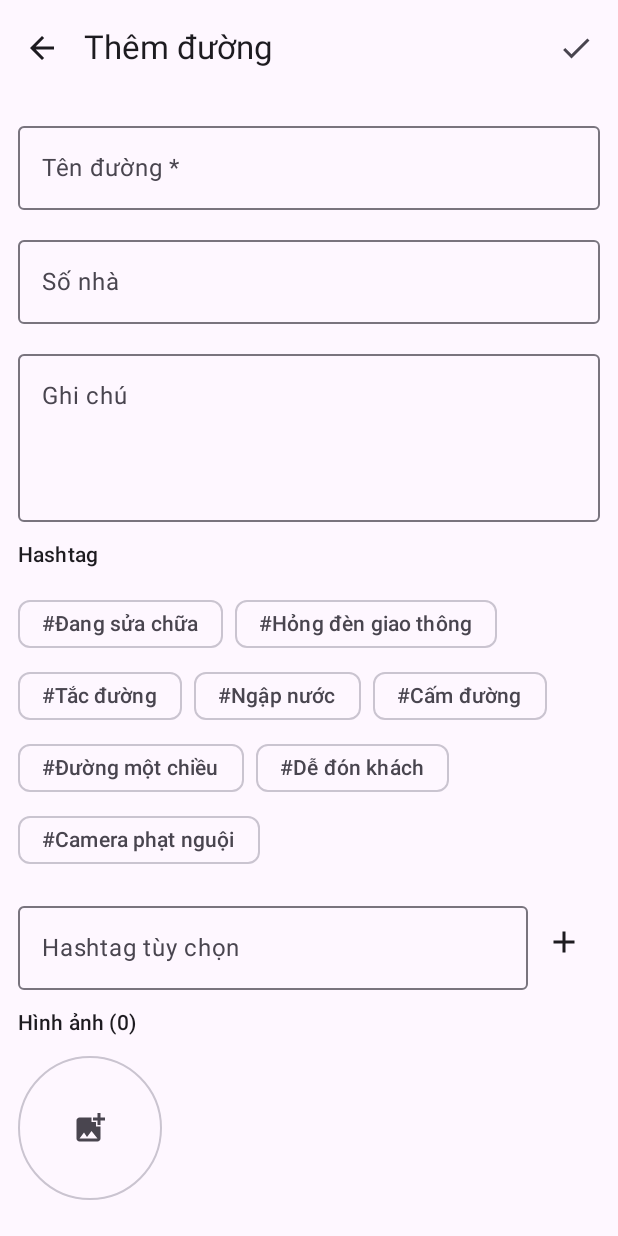
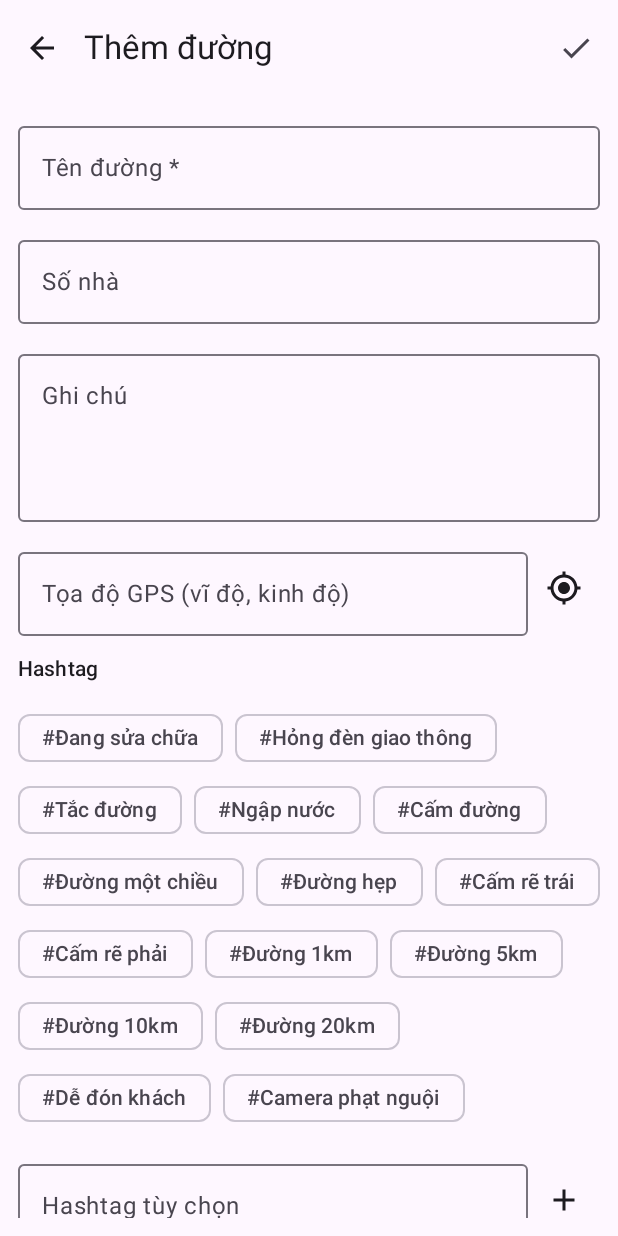
Before and after one commit to baclv14526-web/drivernotes, an Android app built with Jetpack Compose: the screen it shows after launch (MainActivity), after a tap on "Thêm", on a phone screen of 412 x 824 dp. Run offline under Robolectric (Android 15) with nearby library versions, the phone set to English and light mode, and no system bars; our stand-ins replace Room's generated code; pictures from the network do not load.

Commit message:
b 3
view ảnh, icon app, thêm hashtag

```diff
--- a/app/build.gradle.kts
+++ b/app/build.gradle.kts
@@ -44,4 +44,5 @@ dependencies {
     implementation("androidx.room:room-ktx:2.6.1")
     ksp("androidx.room:room-compiler:2.6.1")
     implementation("io.coil-kt:coil-compose:2.7.0")
+    implementation("com.google.android.gms:play-services-location:21.3.0")
 }
--- a/app/src/main/AndroidManifest.xml
+++ b/app/src/main/AndroidManifest.xml
@@ -1,6 +1,9 @@
 <?xml version="1.0" encoding="utf-8"?>
 <manifest xmlns:android="http://schemas.android.com/apk/res/android">
-    <application android:label="Sổ tay tài xế" android:theme="@android:style/Theme.Material.Light.NoActionBar">
+    <uses-permission android:name="android.permission.ACCESS_FINE_LOCATION"/>
+    <uses-permission android:name="android.permission.ACCESS_COARSE_LOCATION"/>
+    <application android:label="Sổ tay tài xế" android:icon="@mipmap/ic_launcher" android:roundIcon="@mipmap/ic_launcher"
+        android:theme="@style/Theme.DriverNotes">
         <activity android:name=".MainActivity" android:exported="true">
             <intent-filter>
                 <action android:name="android.intent.action.MAIN"/>
--- a/app/src/main/java/com/driver/notes/Data.kt
+++ b/app/src/main/java/com/driver/notes/Data.kt
@@ -2,6 +2,8 @@ package com.driver.notes
 
 import android.content.Context
 import androidx.room.*
+import androidx.room.migration.Migration
+import androidx.sqlite.db.SupportSQLiteDatabase
 import kotlinx.coroutines.flow.Flow
 
 @Entity
@@ -11,6 +13,8 @@ data class Street(
     val houseNumber: String = "",
     val note: String = "",
     val tags: String = "",              // các hashtag, ngăn cách bằng dấu phẩy
+    val lat: Double? = null,
+    val lng: Double? = null,
     val updatedAt: Long = System.currentTimeMillis()
 ) { fun tagList() = tags.split(",").filter { it.isNotBlank() } }
 
@@ -36,13 +40,20 @@ interface StreetDao {
     @Query("DELETE FROM StreetImage WHERE streetId=:id") suspend fun clearImages(id: Long)
 }
 
-@Database(entities = [Street::class, StreetImage::class], version = 1, exportSchema = false)
+val MIGRATION_1_2 = object : Migration(1, 2) {
+    override fun migrate(db: SupportSQLiteDatabase) {
+        db.execSQL("ALTER TABLE Street ADD COLUMN lat REAL")
+        db.execSQL("ALTER TABLE Street ADD COLUMN lng REAL")
+    }
+}
+
+@Database(entities = [Street::class, StreetImage::class], version = 2, exportSchema = false)
 abstract class AppDb : RoomDatabase() {
     abstract fun dao(): StreetDao
     companion object {
         @Volatile private var inst: AppDb? = null
         fun get(c: Context) = inst ?: synchronized(this) {
-            inst ?: Room.databaseBuilder(c.applicationContext, AppDb::class.java, "notes.db").build().also { inst = it }
+            inst ?: Room.databaseBuilder(c.applicationContext, AppDb::class.java, "notes.db").addMigrations(MIGRATION_1_2).build().also { inst = it }
         }
     }
 }
--- a/app/src/main/java/com/driver/notes/MainActivity.kt
+++ b/app/src/main/java/com/driver/notes/MainActivity.kt
@@ -1,6 +1,14 @@
 package com.driver.notes
 
+import android.Manifest
+import androidx.activity.enableEdgeToEdge
+import android.annotation.SuppressLint
 import android.os.Bundle
+import android.widget.Toast
+import androidx.compose.ui.platform.LocalContext
+import com.google.android.gms.location.LocationServices
+import com.google.android.gms.location.Priority
+import java.util.Locale
 import androidx.activity.ComponentActivity
 import androidx.activity.compose.*
 import androidx.activity.result.PickVisualMediaRequest
@@ -29,11 +37,18 @@ class MainActivity : ComponentActivity() {
     private val vm: MainViewModel by viewModels()
     override fun onCreate(savedInstanceState: Bundle?) {
         super.onCreate(savedInstanceState)
+        enableEdgeToEdge()
         setContent {
-            MaterialTheme {
+            var mode by rememberSaveable { mutableStateOf(getSharedPreferences("settings", MODE_PRIVATE).getInt("theme", 0)) }
+            AppTheme(mode) {
                 var editId by rememberSaveable { mutableStateOf<Long?>(null) } // null = danh sách, 0 = thêm mới
                 val cur = editId
-                if (cur == null) ListScreen(vm) { editId = it } else EditScreen(vm, cur) { editId = null }
+                val onTheme = {
+                    mode = (mode + 1) % 3
+                    getSharedPreferences("settings", MODE_PRIVATE).edit().putInt("theme", mode).apply()
+                    Toast.makeText(this@MainActivity, "Giao diện: " + listOf("Theo hệ thống", "Sáng", "Tối")[mode], Toast.LENGTH_SHORT).show()
+                }
+                if (cur == null) ListScreen(vm, mode, onTheme) { editId = it } else EditScreen(vm, cur) { editId = null }
             }
         }
     }
@@ -41,14 +56,20 @@ class MainActivity : ComponentActivity() {
 
 @OptIn(ExperimentalMaterial3Api::class, ExperimentalLayoutApi::class)
 @Composable
-fun ListScreen(vm: MainViewModel, open: (Long) -> Unit) {
+fun ListScreen(vm: MainViewModel, themeMode: Int, onTheme: () -> Unit, open: (Long) -> Unit) {
     val items by vm.items.collectAsStateWithLifecycle()
     val q by vm.query.collectAsStateWithLifecycle()
     val sort by vm.sort.collectAsStateWithLifecycle()
     val tag by vm.tagFilter.collectAsStateWithLifecycle()
     var menu by remember { mutableStateOf(false) }
+    val ctx = LocalContext.current
+    var viewer by remember { mutableStateOf<Pair<List<String>, Int>?>(null) }
+    viewer?.let { ImageViewer(it.first, it.second) { viewer = null } }
     Scaffold(
         topBar = { TopAppBar(title = { Text("Sổ tay tài xế") }, actions = {
+            IconButton(onTheme) {
+                Icon(when (themeMode) { 1 -> Icons.Default.LightMode; 2 -> Icons.Default.DarkMode; else -> Icons.Default.BrightnessAuto }, "Đổi giao diện")
+            }
             Box {
                 TextButton(onClick = { menu = true }) { Icon(Icons.Default.Sort, null); Spacer(Modifier.width(4.dp)); Text(sort.label) }
                 DropdownMenu(menu, { menu = false }) {
@@ -78,11 +99,15 @@ fun ListScreen(vm: MainViewModel, open: (Long) -> Unit) {
                                     Text(w.street.name, style = MaterialTheme.typography.titleMedium)
                                     if (w.street.houseNumber.isNotBlank()) Text("Số nhà: ${w.street.houseNumber}", style = MaterialTheme.typography.bodySmall)
                                 }
+                                val la = w.street.lat; val ln = w.street.lng
+                                if (la != null && ln != null) IconButton({ openMaps(ctx, la, ln, w.street.name) }) { Icon(Icons.Default.Map, "Mở Google Maps") }
                                 IconButton({ vm.delete(w) }) { Icon(Icons.Default.Delete, "Xóa") }
                             }
                             if (w.street.note.isNotBlank()) Text(w.street.note, maxLines = 2, style = MaterialTheme.typography.bodyMedium)
                             if (w.images.isNotEmpty()) LazyRow(horizontalArrangement = Arrangement.spacedBy(6.dp), modifier = Modifier.padding(top = 8.dp)) {
-                                items(w.images) { AsyncImage(it.path, null, Modifier.size(72.dp).clip(RoundedCornerShape(8.dp)), contentScale = ContentScale.Crop) }
+                                itemsIndexed(w.images) { i, im ->
+                                    AsyncImage(im.path, null, Modifier.size(72.dp).clip(RoundedCornerShape(8.dp)).clickable { viewer = w.images.map { it.path } to i }, contentScale = ContentScale.Crop)
+                                }
                             }
                             FlowRow(horizontalArrangement = Arrangement.spacedBy(6.dp)) {
                                 w.street.tagList().forEach { AssistChip({}, { Text("#$it") }) }
@@ -96,33 +121,68 @@ fun ListScreen(vm: MainViewModel, open: (Long) -> Unit) {
 }
 
 @OptIn(ExperimentalMaterial3Api::class, ExperimentalLayoutApi::class)
+@SuppressLint("MissingPermission")
 @Composable
 fun EditScreen(vm: MainViewModel, id: Long, close: () -> Unit) {
     var name by remember { mutableStateOf("") }
     var house by remember { mutableStateOf("") }
     var note by remember { mutableStateOf("") }
     var custom by remember { mutableStateOf("") }
+    var coord by remember { mutableStateOf("") }
+    var locating by remember { mutableStateOf(false) }
+    var viewer by remember { mutableStateOf<Pair<List<String>, Int>?>(null) }
+    val ctx = LocalContext.current
     val tags = remember { mutableStateListOf<String>() }
     val images = remember { mutableStateListOf<String>() }
     LaunchedEffect(id) {
         if (id > 0) vm.load(id)?.let { w ->
             name = w.street.name; house = w.street.houseNumber; note = w.street.note
+            val la = w.street.lat; val ln = w.street.lng
+            if (la != null && ln != null) coord = String.format(Locale.US, "%.6f, %.6f", la, ln)
             tags.addAll(w.street.tagList()); images.addAll(w.images.map { it.path })
         }
     }
     val picker = rememberLauncherForActivityResult(ActivityResultContracts.PickMultipleVisualMedia()) { uris ->
         images.addAll(uris.map { it.toString() })
     }
+    val locate = {
+        locating = true
+        LocationServices.getFusedLocationProviderClient(ctx)
+            .getCurrentLocation(Priority.PRIORITY_HIGH_ACCURACY, null)
+            .addOnSuccessListener { l ->
+                locating = false
+                if (l != null) coord = String.format(Locale.US, "%.6f, %.6f", l.latitude, l.longitude)
+                else Toast.makeText(ctx, "Chưa lấy được vị trí, hãy bật GPS", Toast.LENGTH_SHORT).show()
+            }
+            .addOnFailureListener { locating = false; Toast.makeText(ctx, "Lỗi lấy vị trí", Toast.LENGTH_SHORT).show() }
+    }
+    val permLauncher = rememberLauncherForActivityResult(ActivityResultContracts.RequestMultiplePermissions()) { r ->
+        if (r.values.any { it }) locate() else Toast.makeText(ctx, "Cần cấp quyền vị trí", Toast.LENGTH_SHORT).show()
+    }
+    val parsed = parseCoords(coord)
+    viewer?.let { ImageViewer(it.first, it.second) { viewer = null } }
     BackHandler(onBack = close)
     Scaffold(topBar = { TopAppBar(
         title = { Text(if (id > 0) "Sửa ghi chú" else "Thêm đường") },
         navigationIcon = { IconButton(close) { Icon(Icons.Default.ArrowBack, null) } },
-        actions = { IconButton({ if (name.isNotBlank()) vm.save(id, name, house, note, tags, images, close) }) { Icon(Icons.Default.Check, "Lưu") } }
+        actions = { IconButton({ if (name.isNotBlank() && (coord.isBlank() || parsed != null)) vm.save(id, name, house, note, tags, parsed?.first, parsed?.second, images, close) }) { Icon(Icons.Default.Check, "Lưu") } }
     ) }) { pad ->
         Column(Modifier.padding(pad).padding(12.dp).verticalScroll(rememberScrollState()), verticalArrangement = Arrangement.spacedBy(12.dp)) {
             OutlinedTextField(name, { name = it }, Modifier.fillMaxWidth(), label = { Text("Tên đường *") }, singleLine = true)
             OutlinedTextField(house, { house = it }, Modifier.fillMaxWidth(), label = { Text("Số nhà") }, singleLine = true)
             OutlinedTextField(note, { note = it }, Modifier.fillMaxWidth().heightIn(min = 120.dp), label = { Text("Ghi chú") })
+
+            Row(verticalAlignment = Alignment.CenterVertically) {
+                OutlinedTextField(coord, { coord = it }, Modifier.weight(1f), label = { Text("Tọa độ GPS (vĩ độ, kinh độ)") },
+                    singleLine = true, isError = coord.isNotBlank() && parsed == null)
+                if (locating) CircularProgressIndicator(Modifier.padding(12.dp).size(24.dp))
+                else IconButton({ permLauncher.launch(arrayOf(Manifest.permission.ACCESS_FINE_LOCATION, Manifest.permission.ACCESS_COARSE_LOCATION)) }) {
+                    Icon(Icons.Default.MyLocation, "Lấy vị trí hiện tại")
+                }
+            }
+            if (parsed != null) OutlinedButton({ openMaps(ctx, parsed.first, parsed.second, name.ifBlank { "Vị trí" }) }) {
+                Icon(Icons.Default.Map, null); Spacer(Modifier.width(8.dp)); Text("Mở Google Maps")
+            }
 
             Text("Hashtag", style = MaterialTheme.typography.titleSmall)
             FlowRow(horizontalArrangement = Arrangement.spacedBy(8.dp)) {
@@ -142,9 +202,9 @@ fun EditScreen(vm: MainViewModel, id: Long, close: () -> Unit) {
                         Icon(Icons.Default.AddPhotoAlternate, "Thêm ảnh")
                     }
                 }
-                items(images.toList()) { p ->
+                itemsIndexed(images.toList()) { i, p ->
                     Box {
-                        AsyncImage(p, null, Modifier.size(96.dp).clip(RoundedCornerShape(8.dp)), contentScale = ContentScale.Crop)
+                        AsyncImage(p, null, Modifier.size(96.dp).clip(RoundedCornerShape(8.dp)).clickable { viewer = images.toList() to i }, contentScale = ContentScale.Crop)
                         IconButton({ images.remove(p) }, Modifier.align(Alignment.TopEnd).size(28.dp)) { Icon(Icons.Default.Cancel, "Bỏ ảnh") }
                     }
                 }
--- a/app/src/main/java/com/driver/notes/MainViewModel.kt
+++ b/app/src/main/java/com/driver/notes/MainViewModel.kt
@@ -15,7 +15,8 @@ import java.util.UUID
 enum class Sort(val label: String) { NEWEST("Mới nhất"), NAME("Tên A→Z"), HOUSE("Số nhà") }
 
 val PRESET_TAGS = listOf("Đang sửa chữa", "Hỏng đèn giao thông", "Tắc đường", "Ngập nước",
-    "Cấm đường", "Đường một chiều", "Dễ đón khách", "Camera phạt nguội")
+    "Cấm đường", "Đường một chiều", "Đường hẹp", "Cấm rẽ trái", "Cấm rẽ phải",
+    "Đường 1km", "Đường 5km", "Đường 10km", "Đường 20km", "Dễ đón khách", "Camera phạt nguội")
 
 /** Bỏ dấu tiếng Việt để tìm kiếm không cần gõ dấu. */
 fun String.fold(): String = Normalizer.normalize(lowercase(), Normalizer.Form.NFD)
@@ -44,10 +45,10 @@ class MainViewModel(app: Application) : AndroidViewModel(app) {
     suspend fun load(id: Long) = dao.get(id)
 
     /** images: đường dẫn file cũ hoặc content:// uri mới; ảnh mới được copy vào bộ nhớ app. */
-    fun save(id: Long, name: String, house: String, note: String, tags: List<String>, images: List<String>, done: () -> Unit) =
+    fun save(id: Long, name: String, house: String, note: String, tags: List<String>, lat: Double?, lng: Double?, images: List<String>, done: () -> Unit) =
         viewModelScope.launch {
             val paths = withContext(Dispatchers.IO) { images.map { if (it.startsWith("content://")) copyIn(Uri.parse(it)) else it } }
-            val s = Street(if (id > 0) id else 0, name.trim(), house.trim(), note.trim(), tags.joinToString(","))
+            val s = Street(if (id > 0) id else 0, name.trim(), house.trim(), note.trim(), tags.joinToString(","), lat = lat, lng = lng)
             val sid = if (id > 0) { dao.update(s); dao.clearImages(id); id } else dao.insert(s)
             dao.addImages(paths.map { StreetImage(streetId = sid, path = it) })
             done()
--- /dev/null
+++ b/app/src/main/java/com/driver/notes/Theme.kt
@@ -0,0 +1,38 @@
+package com.driver.notes
+
+import android.app.Activity
+import androidx.compose.foundation.isSystemInDarkTheme
+import androidx.compose.material3.*
+import androidx.compose.runtime.Composable
+import androidx.compose.runtime.SideEffect
+import androidx.compose.ui.graphics.Color
+import androidx.compose.ui.platform.LocalView
+import androidx.core.view.WindowCompat
+
+private val Light = lightColorScheme(
+    primary = Color(0xFFE65100), onPrimary = Color.White,
+    secondaryContainer = Color(0xFFFFE0B2), onSecondaryContainer = Color(0xFF3E2000)
+)
+private val Dark = darkColorScheme(
+    primary = Color(0xFFFFB74D), onPrimary = Color(0xFF3E2000),
+    primaryContainer = Color(0xFF7A3E00), onPrimaryContainer = Color(0xFFFFDDB8),
+    secondaryContainer = Color(0xFF5A3A12), onSecondaryContainer = Color(0xFFFFDDB8),
+    background = Color(0xFF0E0E0F), surface = Color(0xFF0E0E0F),
+    surfaceContainerHighest = Color(0xFF26262A), surfaceContainer = Color(0xFF1B1B1E)
+)
+
+/** mode: 0 = theo hệ thống, 1 = sáng, 2 = tối */
+@Composable
+fun AppTheme(mode: Int, content: @Composable () -> Unit) {
+    val dark = when (mode) { 1 -> false; 2 -> true; else -> isSystemInDarkTheme() }
+    val view = LocalView.current
+    SideEffect {
+        (view.context as? Activity)?.window?.let { w ->
+            WindowCompat.getInsetsController(w, view).apply {
+                isAppearanceLightStatusBars = !dark
+                isAppearanceLightNavigationBars = !dark
+            }
+        }
+    }
+    MaterialTheme(colorScheme = if (dark) Dark else Light, content = content)
+}
--- /dev/null
+++ b/app/src/main/res/drawable/ic_launcher_monochrome.xml
@@ -0,0 +1,6 @@
+<vector xmlns:android="http://schemas.android.com/apk/res/android"
+    android:width="108dp" android:height="108dp" android:viewportWidth="108" android:viewportHeight="108">
+    <path android:fillColor="#000000" android:fillType="evenOdd"
+        android:pathData="M54,24C42.4,24 33,33.1 33,44.4C33,59.5 54,84 54,84C54,84 75,59.5 75,44.4C75,33.1 65.6,24 54,24ZM54,34L64,39L64,50L54,55L44,50L44,39Z"/>
+    <path android:strokeColor="#000000" android:strokeWidth="1.6" android:pathData="M44,39L54,44L64,39M54,44L54,55"/>
+</vector>
--- /dev/null
+++ b/app/src/main/res/mipmap-anydpi-v26/ic_launcher.xml
@@ -0,0 +1,6 @@
+<?xml version="1.0" encoding="utf-8"?>
+<adaptive-icon xmlns:android="http://schemas.android.com/apk/res/android">
+    <background android:drawable="@color/ic_launcher_background"/>
+    <foreground android:drawable="@drawable/ic_launcher_foreground"/>
+    <monochrome android:drawable="@drawable/ic_launcher_monochrome"/>
+</adaptive-icon>
--- /dev/null
+++ b/app/src/main/res/mipmap-anydpi/ic_launcher.xml
@@ -0,0 +1,5 @@
+<?xml version="1.0" encoding="utf-8"?>
+<layer-list xmlns:android="http://schemas.android.com/apk/res/android">
+    <item android:drawable="@color/ic_launcher_background"/>
+    <item android:drawable="@drawable/ic_launcher_foreground"/>
+</layer-list>
--- /dev/null
+++ b/app/src/main/res/values-night/colors.xml
@@ -0,0 +1,4 @@
+<?xml version="1.0" encoding="utf-8"?>
+<resources>
+    <color name="window_bg">#0E0E0F</color>
+</resources>
--- /dev/null
+++ b/app/src/main/res/values-night/themes.xml
@@ -0,0 +1,6 @@
+<?xml version="1.0" encoding="utf-8"?>
+<resources>
+    <style name="Theme.DriverNotes" parent="android:Theme.Material.NoActionBar">
+        <item name="android:windowBackground">@color/window_bg</item>
+    </style>
+</resources>
--- /dev/null
+++ b/app/src/main/res/values/colors.xml
@@ -0,0 +1,5 @@
+<?xml version="1.0" encoding="utf-8"?>
+<resources>
+    <color name="ic_launcher_background">#FF6D00</color>
+    <color name="window_bg">#FFFFFF</color>
+</resources>
--- /dev/null
+++ b/app/src/main/res/values/themes.xml
@@ -0,0 +1,6 @@
+<?xml version="1.0" encoding="utf-8"?>
+<resources>
+    <style name="Theme.DriverNotes" parent="android:Theme.Material.Light.NoActionBar">
+        <item name="android:windowBackground">@color/window_bg</item>
+    </style>
+</resources>
```
Also changed, not shown: app/src/main/java/com/driver/notes/ImageViewer.kt (added, +70 -0 lines), app/src/main/java/com/driver/notes/Maps.kt (added, +28 -0 lines), app/src/main/res/drawable/ic_launcher_foreground.xml (added, +7 -0 lines).
